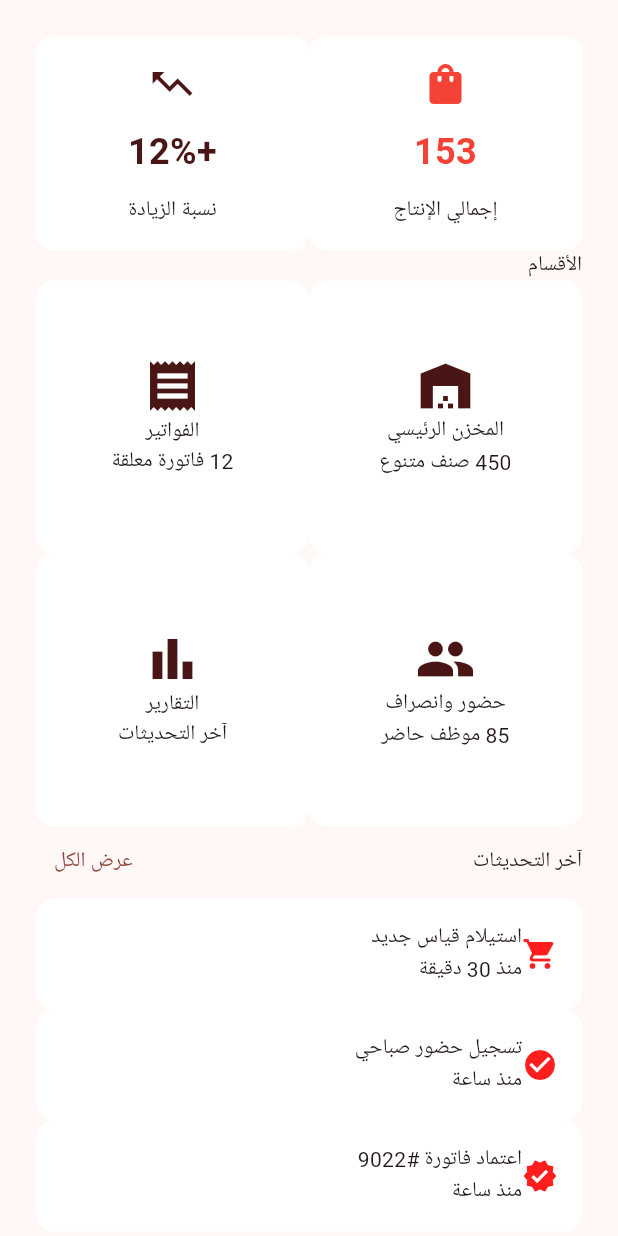
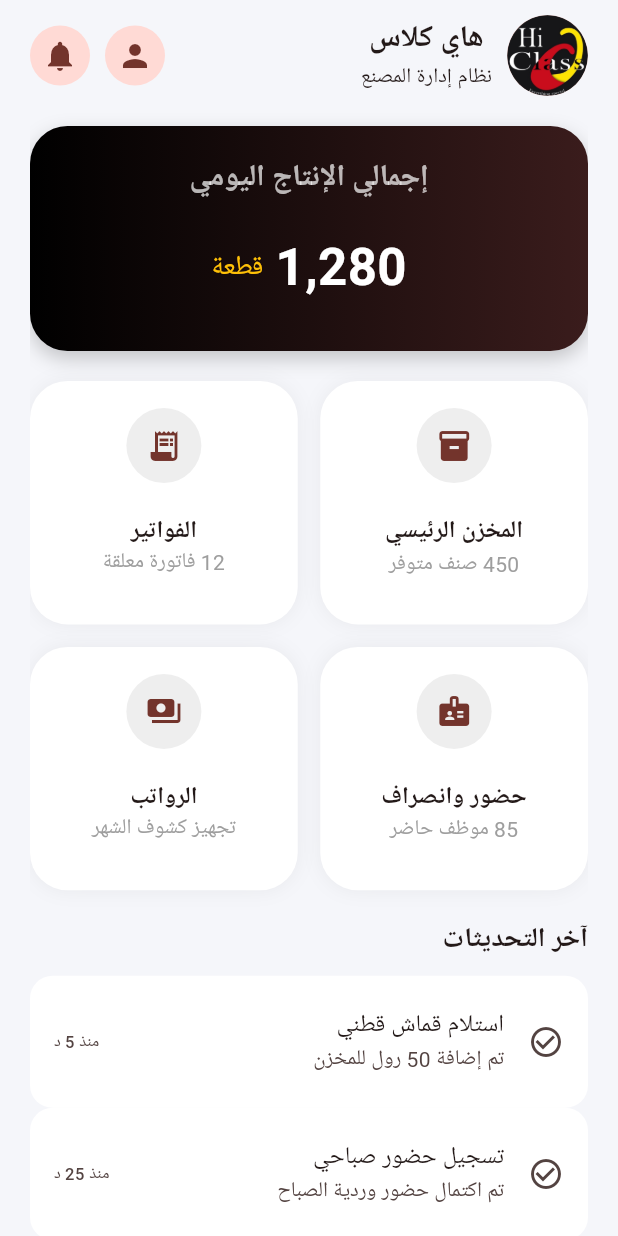
Before and after one commit to Mohammed-AbdElhakim/hi_class_factory, a Flutter app: the HomeView screen opened directly, on a phone screen of 412 x 824 dp. Run offline on Flutter 3.47's test engine with Material 3 defaults, Android fonts, the phone set to English and light mode, and no system bars; our stand-ins replace cloud_firestore, dartz, equatable, firebase_auth, firebase_core, flutter_bloc and 3 more; accounts and stored records are empty; Roboto replaces fonts that are missing (Poppins).

Commit message:
HomeView_end_without_ontap

```diff
--- a/lib/features/home_view.dart
+++ b/lib/features/home_view.dart
@@ -1,6 +1,4 @@
 import 'package:flutter/material.dart';
-
-import '../core/constants/app_colors.dart';
 
 class HomeView extends StatelessWidget {
   const HomeView({super.key});
@@ -8,198 +6,224 @@ class HomeView extends StatelessWidget {
   @override
   Widget build(BuildContext context) {
     return Scaffold(
-      body: SingleChildScrollView(
-        padding: const EdgeInsets.all(24),
-        child: Column(
-          crossAxisAlignment: CrossAxisAlignment.stretch,
-          children: [
-            // الإحصائيات
-            Row(
-              children: [
-                Expanded(
-                  child: _buildStatCard(
-                    title: 'إجمالي الإنتاج',
-                    value: '153',
-                    icon: Icons.shopping_bag,
-                    color: Colors.red,
-                  ),
-                ),
-                // const SizedBox(width: AppSpacing.lg),
-                Expanded(
-                  child: _buildStatCard(
-                    title: 'نسبة الزيادة',
-                    value: '+12%',
-                    icon: Icons.trending_up,
-                    color: AppColors.darkCard,
-                  ),
-                ),
+      backgroundColor: const Color(0xffF5F6FA),
+
+      body: SafeArea(
+        child: Padding(
+          padding: const EdgeInsets.symmetric(horizontal: 20),
+          child: ListView(
+            children: const [
+              SizedBox(height: 10),
+              Header(),
+              SizedBox(height: 20),
+              ProductionCard(),
+              SizedBox(height: 20),
+              GridSection(),
+              SizedBox(height: 20),
+              UpdatesSection(),
+              SizedBox(height: 30),
             ],
           ),
-            // const SizedBox(height: AppSpacing.xl),
-
-            // الأقسام
-            Text(
-              'الأقسام',
-              // style: AppTextStyles.heading3,
-            ),
-            // const SizedBox(height: AppSpacing.md),
-            GridView.count(
-              crossAxisCount: 2,
-              shrinkWrap: true,
-              physics: const NeverScrollableScrollPhysics(),
-              // mainAxisSpacing: AppSpacing.lg,
-              // crossAxisSpacing: AppSpacing.lg,
-              children: [
-                _buildSectionCard(
-                  title: 'المخزن الرئيسي',
-                  subtitle: '450 صنف متنوع',
-                  icon: Icons.warehouse,
-                  onTap: () {
-                    // setState(() => _currentIndex = 1);
-                  },
-                ),
-                _buildSectionCard(
-                  title: 'الفواتير',
-                  subtitle: '12 فاتورة معلقة',
-                  icon: Icons.receipt,
-                  onTap: () {},
-                ),
-                _buildSectionCard(
-                  title: 'حضور وانصراف',
-                  subtitle: '85 موظف حاضر',
-                  icon: Icons.people,
-                  onTap: () {},
-                ),
-                _buildSectionCard(
-                  title: 'التقارير',
-                  subtitle: 'آخر التحديثات',
-                  icon: Icons.bar_chart,
-                  onTap: () {
-                    // setState(() => _currentIndex = 3);
-                  },
-                ),
-              ],
-            ),
-            // const SizedBox(height: AppSpacing.xl),
-
-            // آخر التحديثات
-            Row(
-              mainAxisAlignment: MainAxisAlignment.spaceBetween,
-              children: [
-                Text(
-                  'آخر التحديثات',
-                  // style: AppTextStyles.heading3
-                ),
-                TextButton(onPressed: () {}, child: const Text('عرض الكل')),
-              ],
-            ),
-            // const SizedBox(height: AppSpacing.md),
-            _buildUpdateItem('استيلام قياس جديد', 'منذ 30 دقيقة', Icons.shopping_cart),
-            // const SizedBox(height: AppSpacing.md),
-            _buildUpdateItem('تسجيل حضور صباحي', 'منذ ساعة', Icons.check_circle),
-            // const SizedBox(height: AppSpacing.md),
-            _buildUpdateItem('اعتماد فاتورة #9022', 'منذ ساعة', Icons.verified),
-          ],
         ),
       ),
     );
   }
+}
 
-  Widget _buildStatCard({
-    required String title,
-    required String value,
-    required IconData icon,
-    required Color color,
-  }) {
+////////////////////////////////////////////////////////////
+/// Header / appbar
+////////////////////////////////////////////////////////////
+
+class Header extends StatelessWidget {
+  const Header({super.key});
+
+  @override
+  Widget build(BuildContext context) {
+    return Row(
+      children: [
+        const CircleAvatar(radius:27 , backgroundImage: AssetImage("assets/images/logo_img.png"),),
+        const SizedBox(width: 10),
+        Column(
+          crossAxisAlignment: CrossAxisAlignment.center,
+          children: const [
+            Text(
+              "هاي كلاس",
+              style: TextStyle(fontSize: 20, fontWeight: FontWeight.bold),
+            ),
+            Text("نظام إدارة المصنع"),
+          ],
+        ),
+        const Spacer(),
+        const CircleAvatar(child: Icon(Icons.person)),
+        const SizedBox(width: 10),
+        const CircleAvatar(child: Icon(Icons.notifications)),
+
+      ],
+    );
+  }
+}
+
+////////////////////////////////////////////////////////////
+/// Production Card
+////////////////////////////////////////////////////////////
+
+class ProductionCard extends StatelessWidget {
+  const ProductionCard({super.key});
+
+  @override
+  Widget build(BuildContext context) {
     return Container(
-      padding: const EdgeInsets.all(16),
+      height: 150,
+      padding: const EdgeInsets.all(20),
       decoration: BoxDecoration(
-        color: Colors.white,
-        borderRadius: BorderRadius.circular(12),
-        // boxShadow: [AppShadows.md],
+        borderRadius: BorderRadius.circular(25),
+        gradient: const LinearGradient(
+          colors: [
+            Colors.black,
+            Color(0xff3A1C1C),
+          ],
+        ),
+        boxShadow: [
+          BoxShadow(
+            blurRadius: 10,
+            color: Colors.black.withOpacity(.2),
+            offset: const Offset(0, 5),
+          )
+        ],
       ),
       child: Column(
+        crossAxisAlignment: CrossAxisAlignment.center,
+        children: const [
+          Text(
+            "إجمالي الإنتاج اليومي",
+            style: TextStyle(color: Colors.white70, fontSize: 20 , fontWeight: FontWeight.bold),
+          ),
+          SizedBox(height: 20),
+          Row(
+            mainAxisAlignment: MainAxisAlignment.center,
             children: [
-          Icon(icon, color: color, size: 32),
-          const SizedBox(height: 12),
               Text(
-            value,
-            style: TextStyle(fontSize: 24, fontWeight: FontWeight.bold, color: color),
+                "1,280",
+                style: TextStyle(
+                  fontSize: 34,
+                  color: Colors.white,
+                  fontWeight: FontWeight.bold,
                 ),
-          const SizedBox(height: 12),
+              ),
+              SizedBox(width: 8),
               Text(
-            title,
-            // style: AppTextStyles.caption,
-            textAlign: TextAlign.center,
+                "قطعة",
+                style: TextStyle(color: Colors.amber, fontSize: 18),
+              ),
+            ],
           ),
         ],
       ),
     );
   }
+}
 
-  Widget _buildSectionCard({
-    required String title,
-    required String subtitle,
-    required IconData icon,
-    required VoidCallback? onTap,
-  }) {
-    return GestureDetector(
-      onTap: onTap,
-      child: Container(
-        padding: const EdgeInsets.all(15),
+////////////////////////////////////////////////////////////
+/// Grid Section / هنا الاستدعاء فقط اما الاساسى تحت
+////////////////////////////////////////////////////////////
+
+class GridSection extends StatelessWidget {
+  const GridSection({super.key});
+
+  @override
+  Widget build(BuildContext context) {
+    return GridView.count(
+      physics: const NeverScrollableScrollPhysics(),
+      shrinkWrap: true,
+      crossAxisCount: 2,
+      mainAxisSpacing: 15,
+      crossAxisSpacing: 15,
+      childAspectRatio: 1.1,
+      children: const [
+        DashboardCard(
+          icon: Icons.inventory_2,
+          title: "المخزن الرئيسي",
+          subtitle: "450 صنف متوفر",
+          status: "",
+        ),
+        DashboardCard(
+          icon: Icons.receipt_long,
+          title: "الفواتير",
+          subtitle: "12 فاتورة معلقة",
+          status: "",
+          statusColor: Colors.orange,
+        ),
+        DashboardCard(
+          icon: Icons.badge,
+          title: "حضور وانصراف",
+          subtitle: "85 موظف حاضر",
+          status: "",
+        ),
+        DashboardCard(
+          icon: Icons.payments,
+          title: "الرواتب",
+          subtitle: "تجهيز كشوف الشهر",
+          status: "",
+          statusColor: Colors.green,
+        ),
+      ],
+    );
+  }
+}
+
+////////////////////////////////////////////////////////////
+/// Dashboard Card / هنا الاساسى اللى بنستدعى منه فوق
+////////////////////////////////////////////////////////////
+
+class DashboardCard extends StatelessWidget {
+  final IconData icon;
+  final String title;
+  final String subtitle;
+  final String status;
+  final Color? statusColor;
+
+  const DashboardCard({
+    super.key,
+    required this.icon,
+    required this.title,
+    required this.subtitle,
+    required this.status,
+    this.statusColor,
+  });
+
+  @override
+  Widget build(BuildContext context) {
+    return Container(
+      padding: const EdgeInsets.all(18),
       decoration: BoxDecoration(
         color: Colors.white,
-          borderRadius: BorderRadius.circular(12),
-          // boxShadow: [AppShadows.md],
-          border: Border.all(color: Colors.transparent),
+        borderRadius: BorderRadius.circular(25),
+        boxShadow: [
+          BoxShadow(
+            blurRadius: 10,
+            color: Colors.black.withOpacity(.05),
+          )
+        ],
       ),
       child: Column(
-          mainAxisAlignment: MainAxisAlignment.center,
+        crossAxisAlignment: CrossAxisAlignment.center,
         children: [
-            Icon(icon, size: 40, color: AppColors.darkCard),
-            // const SizedBox(height: AppSpacing.md),
+          CircleAvatar(
+            radius: 25,
+            backgroundColor: Colors.grey.shade200,
+            child: Icon(icon),
+          ),
+          SizedBox(height: 20,),
+          Text(title,
+              style:
+              const TextStyle(fontWeight: FontWeight.bold, fontSize: 16)),
+          Text(subtitle, style: const TextStyle(color: Colors.grey)),
+          if (status.isNotEmpty)
             Text(
-              title,
-              // style: AppTextStyles.heading3,
-              textAlign: TextAlign.center,
-            ),
-            // const SizedBox(height: AppSpacing.sm),
-            Text(
-              subtitle,
-              // style: AppTextStyles.caption,
-              textAlign: TextAlign.center,
-            ),
-          ],
-        ),
-      ),
-    );
-  }
-
-  Widget _buildUpdateItem(String title, String time, IconData icon) {
-    return Container(
-      padding: const EdgeInsets.all(16),
-      decoration: BoxDecoration(
-        color: Colors.white,
-        borderRadius: BorderRadius.circular(12),
-        // boxShadow: [AppShadows.sm],
-      ),
-      child: Row(
-        children: [
-          Icon(icon, color: AppColors.primaryRed, size: 24),
-          // const SizedBox(width: AppSpacing.lg),
-          Expanded(
-            child: Column(
-              crossAxisAlignment: CrossAxisAlignment.start,
-              children: [
-                Text(
-                  title,
-                  // style: AppTextStyles.body1
-                ),
-                Text(
-                  time,
-                  // style: AppTextStyles.caption
-                ),
-              ],
+              status,
+              style: TextStyle(
+                color: statusColor ?? Colors.grey,
+                fontWeight: FontWeight.bold,
               ),
             ),
         ],
@@ -207,3 +231,71 @@ class HomeView extends StatelessWidget {
     );
   }
 }
+
+////////////////////////////////////////////////////////////
+/// Updates Section / اخر التحديثات
+////////////////////////////////////////////////////////////
+
+// الاستدعاء فقط اما الاساسى تحت
+
+class UpdatesSection extends StatelessWidget {
+  const UpdatesSection({super.key});
+
+  @override
+  Widget build(BuildContext context) {
+    return Column(
+      crossAxisAlignment: CrossAxisAlignment.start,
+      children: const [
+        Text(
+          "آخر التحديثات",
+          style: TextStyle(fontSize: 18, fontWeight: FontWeight.bold),
+        ),
+        SizedBox(height: 10),
+        UpdateTile(
+          title: "استلام قماش قطني",
+          subtitle: "تم إضافة 50 رول للمخزن",
+          time: "منذ 5 د",
+        ),
+        UpdateTile(
+          title: "تسجيل حضور صباحي",
+          subtitle: "تم اكتمال حضور وردية الصباح",
+          time: "منذ 25 د",
+        ),
+        UpdateTile(
+          title: "اعتماد فاتورة #9022",
+          subtitle: "بواسطة الإدارة المالية",
+          time: "منذ ساعة",
+        ),
+      ],
+    );
+  }
+}
+
+// هنا الاساسى اللى بنستدعى منه فوق
+class UpdateTile extends StatelessWidget {
+  final String title;
+  final String subtitle;
+  final String time;
+
+  const UpdateTile({
+    super.key,
+    required this.title,
+    required this.subtitle,
+    required this.time,
+  });
+
+  @override
+  Widget build(BuildContext context) {
+    return ListTile(
+      tileColor: Colors.white,
+      shape: RoundedRectangleBorder(
+        borderRadius: BorderRadius.circular(15),
+      ),
+      contentPadding: const EdgeInsets.symmetric(horizontal: 16, vertical: 8),
+      leading: const Icon(Icons.check_circle_outline),
+      title: Text(title, textAlign: TextAlign.right),
+      subtitle: Text(subtitle, textAlign: TextAlign.right),
+      trailing: Text(time),
+    );
+  }
+}
```
Lines whose indentation alone changed are shown as unchanged.
